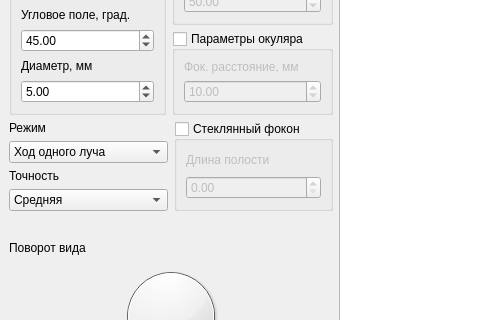
Old version of the form mainwindow.ui in the repository cool-palace/Focon; both pictures show x 0 to 493 and y 332 to 652 of the 1073 by 762 pixel window.
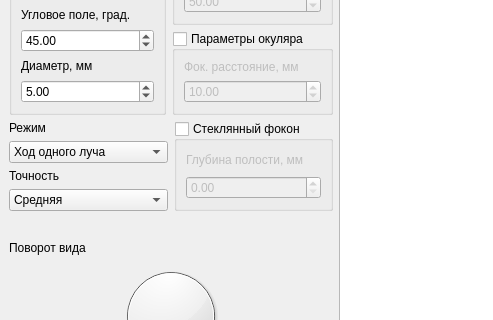
New version of the form.

```diff
--- a/mainwindow.ui
+++ b/mainwindow.ui
@@ -136,7 +136,7 @@
          <item row="0" column="0">
           <widget class="QLabel" name="label_cavity">
            <property name="text">
-            <string>Длина полости</string>
+            <string>Глубина полости, мм</string>
            </property>
           </widget>
          </item>
```
Left out of the diff: 8 changed lines with no effect on the pictures.
